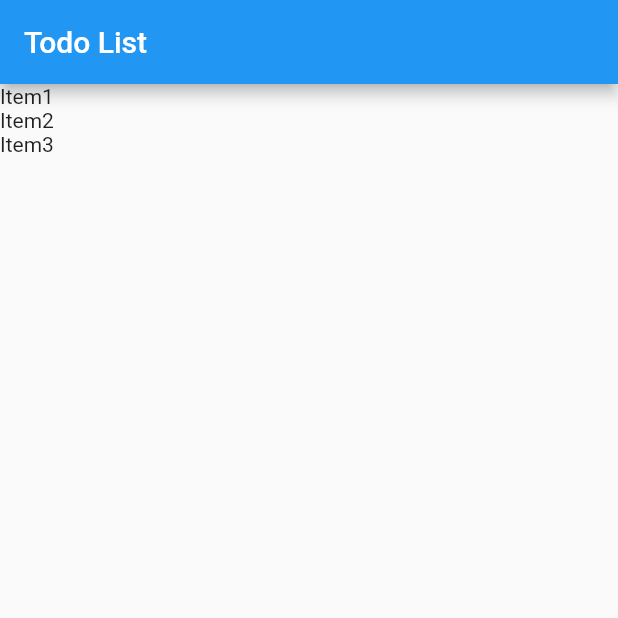
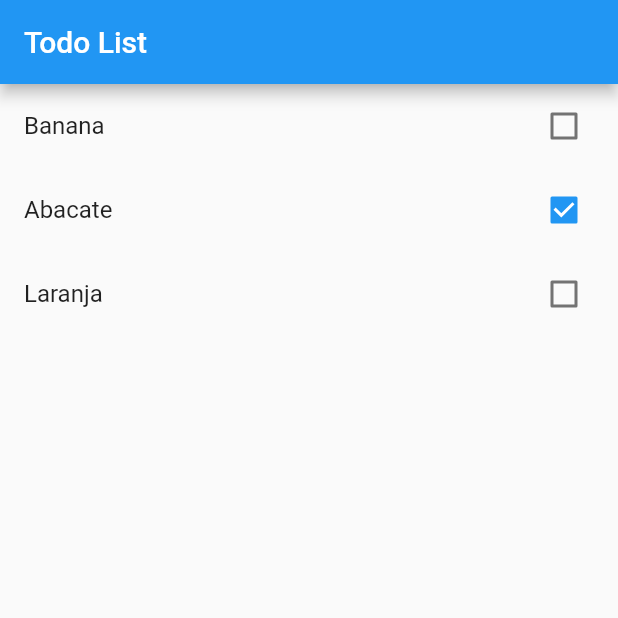
Before and after one commit to gabrielmartinspires-br/aula_flutter-Youtube, a Flutter app: the screen it shows after launch, on a phone screen of 412 x 824 dp, the top half of it. Run offline on Flutter 3.47's test engine with Material 2 defaults, Android fonts, the phone set to English and light mode, and no system bars.

```diff
--- a/todo/lib/main.dart
+++ b/todo/lib/main.dart
@@ -22,9 +22,9 @@ class HomePage extends StatefulWidget {
 
   HomePage() {
     items = [];
-    items.add(Item(title: "Item1", done: false));
-    items.add(Item(title: "Item2", done: true));
-    items.add(Item(title: "Item3", done: false));
+    items.add(Item(title: "Banana", done: false));
+    items.add(Item(title: "Abacate", done: true));
+    items.add(Item(title: "Laranja", done: false));
   }
 
   @override
@@ -41,7 +41,15 @@ class _HomePageState extends State<HomePage> {
       body: ListView.builder(
         itemCount: widget.items.length,
         itemBuilder: (BuildContext ctxt, int index) {
-          return Text(widget.items[index].title);
+          final item = widget.items[index];
+          return CheckboxListTile(
+            title: Text(item.title),
+            key: Key(item.title),
+            value: item.done,
+            onChanged: (value) {
+              print(value);
+            },
+          );
         },
       ),
     );
```
